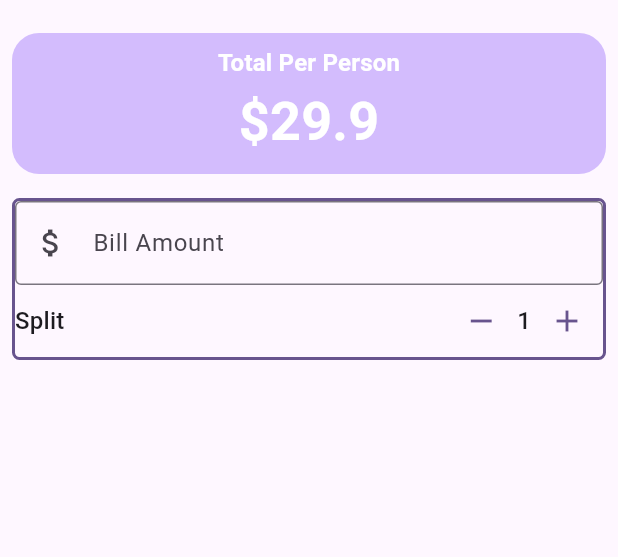
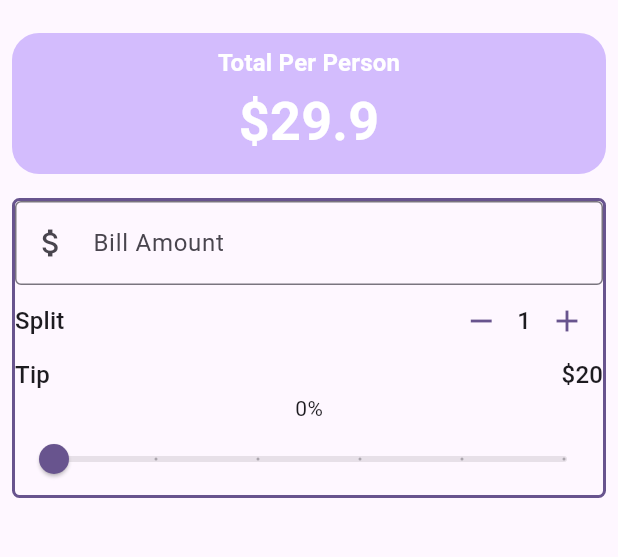
Before and after one commit to abdullahmeen/utip, a Flutter app: the screen it shows after launch, on a phone screen of 412 x 824 dp, the part 63-620 px from its top. Run offline on Flutter 3.47's test engine with Material 3 defaults, Android fonts, the phone set to English and light mode, and no system bars.

Commit message:
Refractor Tip slider

```diff
--- a/lib/main.dart
+++ b/lib/main.dart
@@ -1,5 +1,6 @@
 import 'package:flutter/material.dart';
 import 'package:utip/widgets/person_counter.dart';
+import 'package:utip/widgets/tip_slider.dart';
 
 void main() {
   runApp(const MyApp());
@@ -31,15 +32,17 @@ class UTip extends StatefulWidget {
 class _UTipState extends State<UTip> {
   int _personCount = 1;
 
+  double _tipPercentage = 0.0;
+
   void increment() {
     setState(() {
       _personCount++;
     });
   }
+
   void decrement() {
     setState(() {
-      if (_personCount>0) {
-
+      if (_personCount > 0) {
         _personCount--;
       }
     });
@@ -102,8 +105,31 @@ class _UTipState extends State<UTip> {
                     },
                   ),
                   //split bill area
-                  PersonCounter(theme: theme, personCount: _personCount,
-                  onDecrement: decrement,onIncrement: increment,),
+                  PersonCounter(
+                    theme: theme,
+                    personCount: _personCount,
+                    onDecrement: decrement,
+                    onIncrement: increment,
+                  ),
+                  //== tip section ==
+                  Row(
+                    mainAxisAlignment: MainAxisAlignment.spaceBetween,
+                    children: [
+                      Text("Tip", style: theme.textTheme.titleMedium),
+                      Text("\$20", style: theme.textTheme.titleMedium),
+                    ],
+                  ),
+                  // ==tipslider text==
+                  Text('${(_tipPercentage * 100).round()}%'),
+                  //== tipslider==
+                  TipSlider(
+                    tipPercentage: _tipPercentage,
+                    onChanged: (double value) {
+                      setState(() {
+                        _tipPercentage = value;
+                      });
+                    },
+                  ),
                 ],
               ),
             ),
--- /dev/null
+++ b/lib/widgets/tip_slider.dart
@@ -0,0 +1,23 @@
+import 'package:flutter/material.dart';
+
+class TipSlider extends StatelessWidget {
+  const TipSlider({
+    super.key,
+    required double tipPercentage,
+    required this.onChanged,
+  }) : _tipPercentage = tipPercentage;
+
+  final double _tipPercentage;
+  final ValueChanged<double> onChanged;
+  @override
+  Widget build(BuildContext context) {
+    return Slider(
+      value: _tipPercentage,
+      onChanged: onChanged,
+      min: 0.0,
+      max: 0.5,
+      divisions: 5,
+      label: '${(_tipPercentage * 100).round()}%',
+    );
+  }
+}
```
